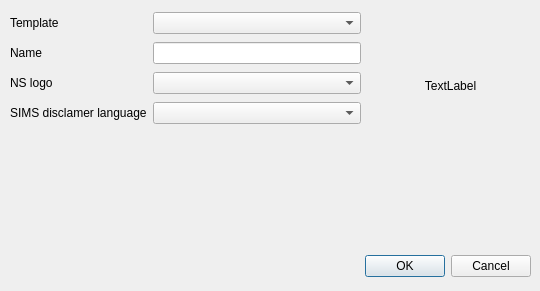
The window that sims_maps/create_layout_dialog.ui (rodekruis/sims_maps_qgis_plugin) describes before a commit, drawn with Qt 5.
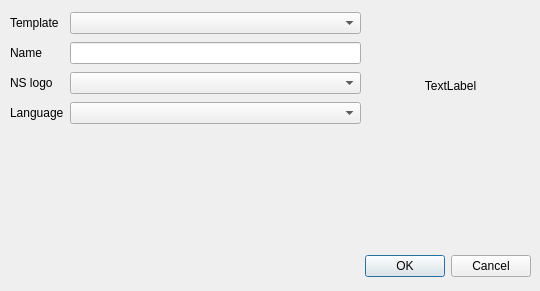
The same window after the commit.

```diff
--- a/sims_maps/create_layout_dialog.ui
+++ b/sims_maps/create_layout_dialog.ui
@@ -87,7 +87,7 @@
     <item row="3" column="0">
      <widget class="QLabel" name="labelSimsDisclamer">
       <property name="text">
-       <string>SIMS disclamer language</string>
+       <string>Language</string>
       </property>
      </widget>
     </item>
```
Left out of the diff: 4 changed lines with no effect on the pictures.
